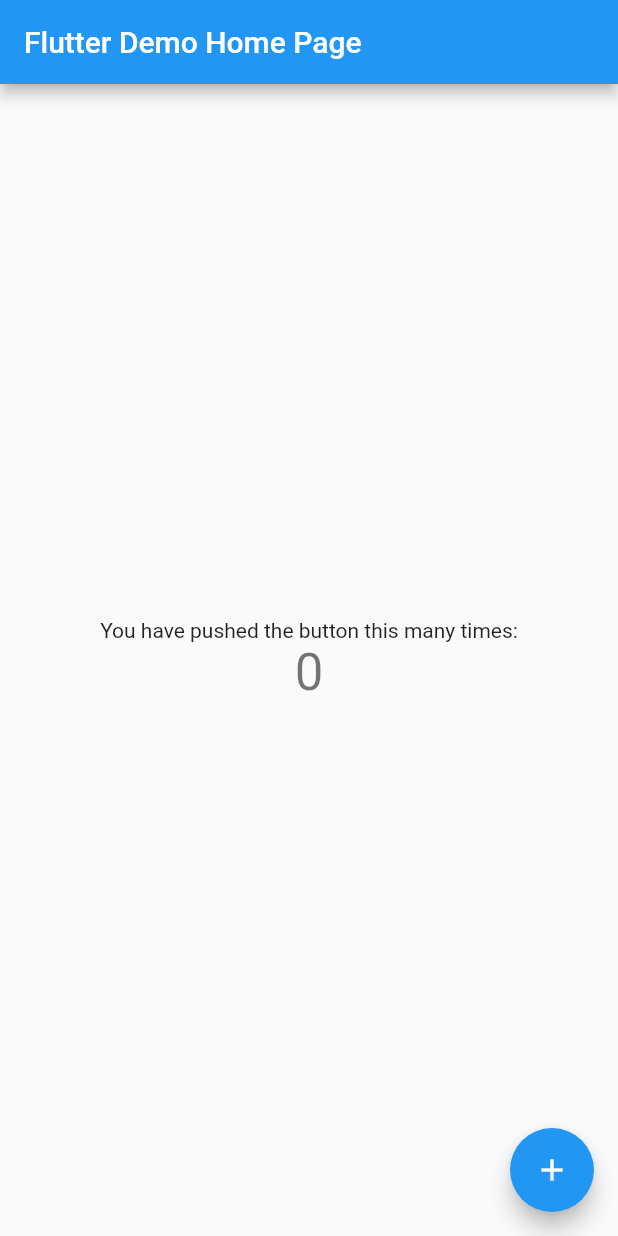
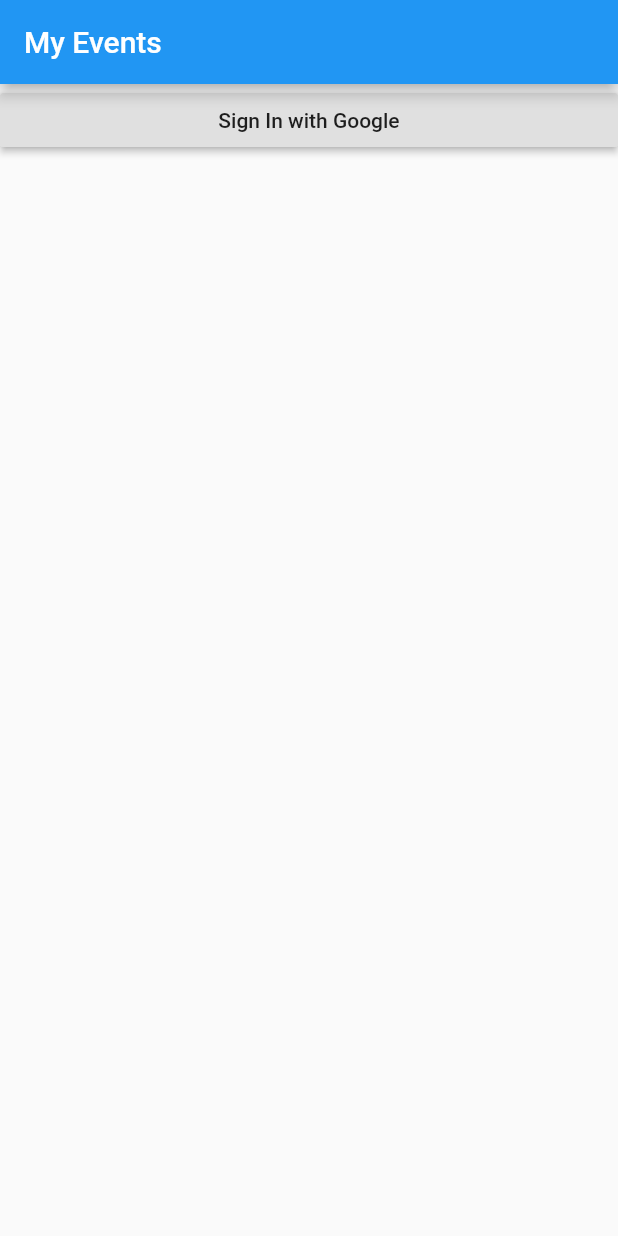
Before and after one commit to jifalops/my_events, a Flutter app: the screen it shows after launch, on a phone screen of 412 x 824 dp. Run offline on Flutter 3.47's test engine with Material 2 defaults, Android fonts, the phone set to English and light mode, and no system bars; our stand-ins replace firebase_auth, google_sign_in; accounts and stored records are empty; generated files the repository leaves out were written again.

Commit message:
Create a google sign-in button

```diff
--- a/lib/main.dart
+++ b/lib/main.dart
@@ -1,111 +1,34 @@
 import 'package:flutter/material.dart';
+import 'package:my_events/controllers/auth_controller.dart';
+
+const appName = 'My Events';
 
 void main() => runApp(MyApp());
 
 class MyApp extends StatelessWidget {
-  // This widget is the root of your application.
   @override
   Widget build(BuildContext context) {
     return MaterialApp(
-      title: 'Flutter Demo',
-      theme: ThemeData(
-        // This is the theme of your application.
-        //
-        // Try running your application with "flutter run". You'll see the
-        // application has a blue toolbar. Then, without quitting the app, try
-        // changing the primarySwatch below to Colors.green and then invoke
-        // "hot reload" (press "r" in the console where you ran "flutter run",
-        // or simply save your changes to "hot reload" in a Flutter IDE).
-        // Notice that the counter didn't reset back to zero; the application
-        // is not restarted.
-        primarySwatch: Colors.blue,
-      ),
-      home: MyHomePage(title: 'Flutter Demo Home Page'),
+      title: appName,
+      home: HomePage(),
+      debugShowCheckedModeBanner: false,
     );
   }
 }
 
-class MyHomePage extends StatefulWidget {
-  MyHomePage({Key key, this.title}) : super(key: key);
-
-  // This widget is the home page of your application. It is stateful, meaning
-  // that it has a State object (defined below) that contains fields that affect
-  // how it looks.
-
-  // This class is the configuration for the state. It holds the values (in this
-  // case the title) provided by the parent (in this case the App widget) and
-  // used by the build method of the State. Fields in a Widget subclass are
-  // always marked "final".
-
-  final String title;
-
-  @override
-  _MyHomePageState createState() => _MyHomePageState();
-}
-
-class _MyHomePageState extends State<MyHomePage> {
-  int _counter = 0;
-
-  void _incrementCounter() {
-    setState(() {
-      // This call to setState tells the Flutter framework that something has
-      // changed in this State, which causes it to rerun the build method below
-      // so that the display can reflect the updated values. If we changed
-      // _counter without calling setState(), then the build method would not be
-      // called again, and so nothing would appear to happen.
-      _counter++;
-    });
-  }
-
+class HomePage extends StatelessWidget {
   @override
   Widget build(BuildContext context) {
-    // This method is rerun every time setState is called, for instance as done
-    // by the _incrementCounter method above.
-    //
-    // The Flutter framework has been optimized to make rerunning build methods
-    // fast, so that you can just rebuild anything that needs updating rather
-    // than having to individually change instances of widgets.
     return Scaffold(
-      appBar: AppBar(
-        // Here we take the value from the MyHomePage object that was created by
-        // the App.build method, and use it to set our appbar title.
-        title: Text(widget.title),
+      appBar: AppBar(title: Text(appName)),
+      body: ListView(
+        children: <Widget>[
+          RaisedButton(
+            child: Text('Sign In with Google'),
+            onPressed: signInWithGoogle,
+          ),
+        ],
       ),
-      body: Center(
-        // Center is a layout widget. It takes a single child and positions it
-        // in the middle of the parent.
-        child: Column(
-          // Column is also a layout widget. It takes a list of children and
-          // arranges them vertically. By default, it sizes itself to fit its
-          // children horizontally, and tries to be as tall as its parent.
-          //
-          // Invoke "debug painting" (press "p" in the console, choose the
-          // "Toggle Debug Paint" action from the Flutter Inspector in Android
-          // Studio, or the "Toggle Debug Paint" command in Visual Studio Code)
-          // to see the wireframe for each widget.
-          //
-          // Column has various properties to control how it sizes itself and
-          // how it positions its children. Here we use mainAxisAlignment to
-          // center the children vertically; the main axis here is the vertical
-          // axis because Columns are vertical (the cross axis would be
-          // horizontal).
-          mainAxisAlignment: MainAxisAlignment.center,
-          children: <Widget>[
-            Text(
-              'You have pushed the button this many times:',
-            ),
-            Text(
-              '$_counter',
-              style: Theme.of(context).textTheme.display1,
-            ),
-          ],
-        ),
-      ),
-      floatingActionButton: FloatingActionButton(
-        onPressed: _incrementCounter,
-        tooltip: 'Increment',
-        child: Icon(Icons.add),
-      ), // This trailing comma makes auto-formatting nicer for build methods.
     );
   }
 }
```
Also changed, not shown: lib/controllers/auth_controller.dart (added, +37 -0 lines).
